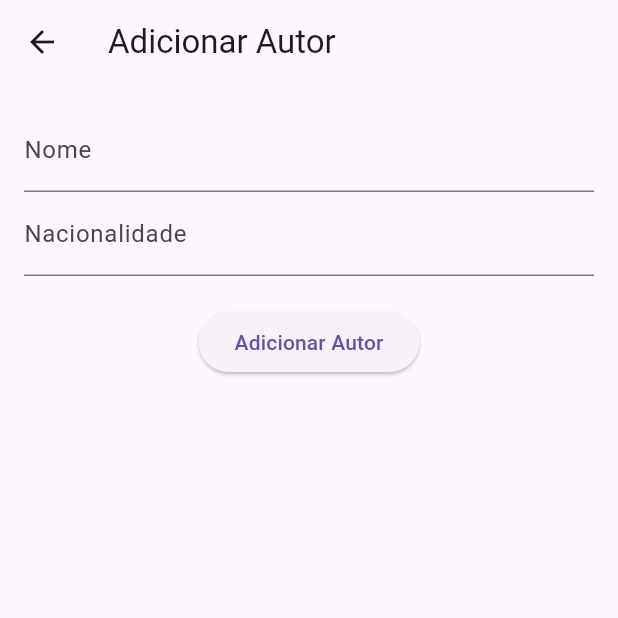
After one commit to EnzoLavieri/appbiblioteca, a Flutter app: the FormularioAutorScreen screen opened directly, after a tap on "Adicionar Autor", on a phone screen of 412 x 824 dp, the top half of it. The commit adds this screen. Run offline on Flutter 3.47's test engine with Material 3 defaults, Android fonts, the phone set to English and light mode, and no system bars; network calls fail.

Commit message:
crate autor

```diff
--- /dev/null
+++ b/lib/screens/formulario_autor_screen.dart
@@ -0,0 +1,91 @@
+import 'package:flutter/material.dart';
+
+import '../models/autores/autor.dart';
+import '../services/api_service.dart';
+
+class FormularioAutorScreen extends StatefulWidget {
+  final Autor? autor;
+
+  FormularioAutorScreen({this.autor});
+
+  @override
+  _FormularioAutorScreenState createState() => _FormularioAutorScreenState();
+}
+
+class _FormularioAutorScreenState extends State<FormularioAutorScreen> {
+  final _nomeController = TextEditingController();
+  final _nacionalidadeController = TextEditingController();
+  final _idController = TextEditingController();
+
+  final ApiService apiService = ApiService();
+
+  @override
+  void initState() {
+    super.initState();
+    if (widget.autor != null) {
+      _nomeController.text = widget.autor!.nome;
+      _nacionalidadeController.text = widget.autor!.nacionalidade;
+      _idController.text = widget.autor!.id;
+    }
+  }
+
+  void _submitForm() {
+    final nome = _nomeController.text;
+    final nacionalidade = _nacionalidadeController.text;
+    final id = _idController.text.isEmpty
+        ? DateTime.now().toString()
+        : _idController.text;
+
+    if (nome.isNotEmpty && nacionalidade.isNotEmpty) {
+      final autor = Autor(
+        id: id,
+        nome: nome,
+        nacionalidade: nacionalidade,
+      );
+      if (widget.autor == null) {
+        apiService.addAutor(autor);
+      } else {
+        apiService.updateAutor(autor);
+      }
+      Navigator.pop(context);
+    }
+  }
+
+  @override
+  Widget build(BuildContext context) {
+    return Scaffold(
+      appBar: AppBar(
+          title:
+              Text(widget.autor == null ? 'Adicionar Autor' : 'Editar Autor')),
+      body: Padding(
+        padding: const EdgeInsets.all(16.0),
+        child: Column(
+          children: [
+            if (widget.autor != null) ...[
+              TextField(
+                controller: _idController,
+                decoration: InputDecoration(labelText: 'ID'),
+                enabled: false,
+              ),
+            ],
+            TextField(
+              controller: _nomeController,
+              decoration: InputDecoration(labelText: 'Nome'),
+            ),
+            TextField(
+              controller: _nacionalidadeController,
+              decoration: InputDecoration(labelText: 'Nacionalidade'),
+            ),
+            SizedBox(height: 20),
+            ElevatedButton(
+              onPressed: _submitForm,
+              child: Text(widget.autor == null
+                  ? 'Adicionar Autor'
+                  : 'Salvar Alterações'),
+            ),
+          ],
+        ),
+      ),
+    );
+  }
+}
--- a/lib/services/api_service.dart
+++ b/lib/services/api_service.dart
@@ -1,11 +1,22 @@
 import 'dart:convert';
 import 'package:http/http.dart' as http;
-
 import '../models/autores/autor.dart';
 import '../models/livros/livro.dart';
 
 class ApiService {
   final String baseUrl = 'http://localhost:3000';
+
+  Future<void> addAutor(Autor autor) async {
+    final response = await http.post(
+      Uri.parse('$baseUrl/autores'),
+      headers: {'Content-Type': 'application/json'},
+      body: json.encode(autor.toJson()),
+    );
+
+    if (response.statusCode != 201) {
+      throw Exception('Failed to add autor');
+    }
+  }
 
   Future<List<Autor>> fetchAutores() async {
     final response = await http.get(Uri.parse('$baseUrl/autores'));
@@ -15,6 +26,18 @@ class ApiService {
       return data.map((json) => Autor.fromJson(json)).toList();
     } else {
       throw Exception('Failed to load autores');
+    }
+  }
+
+  Future<void> updateAutor(Autor autor) async {
+    final response = await http.put(
+      Uri.parse('$baseUrl/${autor.id}'),
+      headers: {'Content-Type': 'application/json'},
+      body: json.encode(autor.toJson()),
+    );
+    if (response.statusCode == 200) {
+    } else {
+      throw Exception('Falha ao atualizar autor');
     }
   }
 
--- a/pubspec.yaml
+++ b/pubspec.yaml
@@ -30,7 +30,7 @@ environment:
 dependencies:
   flutter:
     sdk: flutter
-  http: ^0.14.0
+  http: 1.2.2
   provider: ^6.0.1
   hive: ^2.0.5
   hive_flutter: ^1.1.0
```
Also changed, not shown: db.json (+19 -9 lines), lib/screens/dashboard_screen.dart (+7 -0 lines), pubspec.lock.
